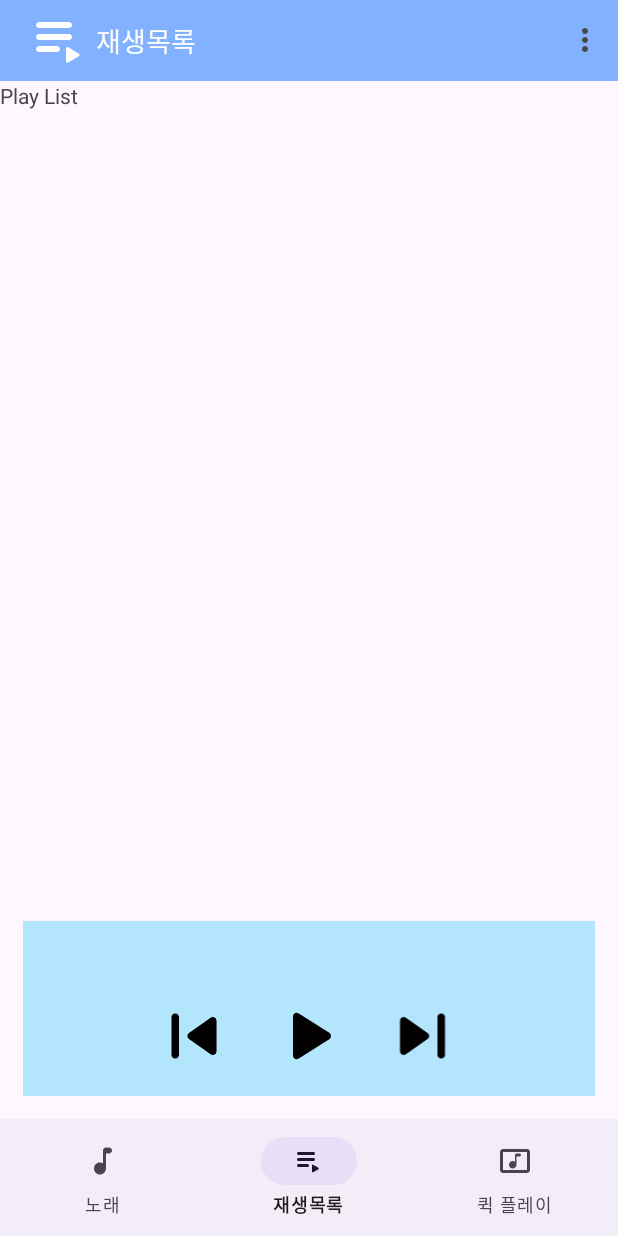
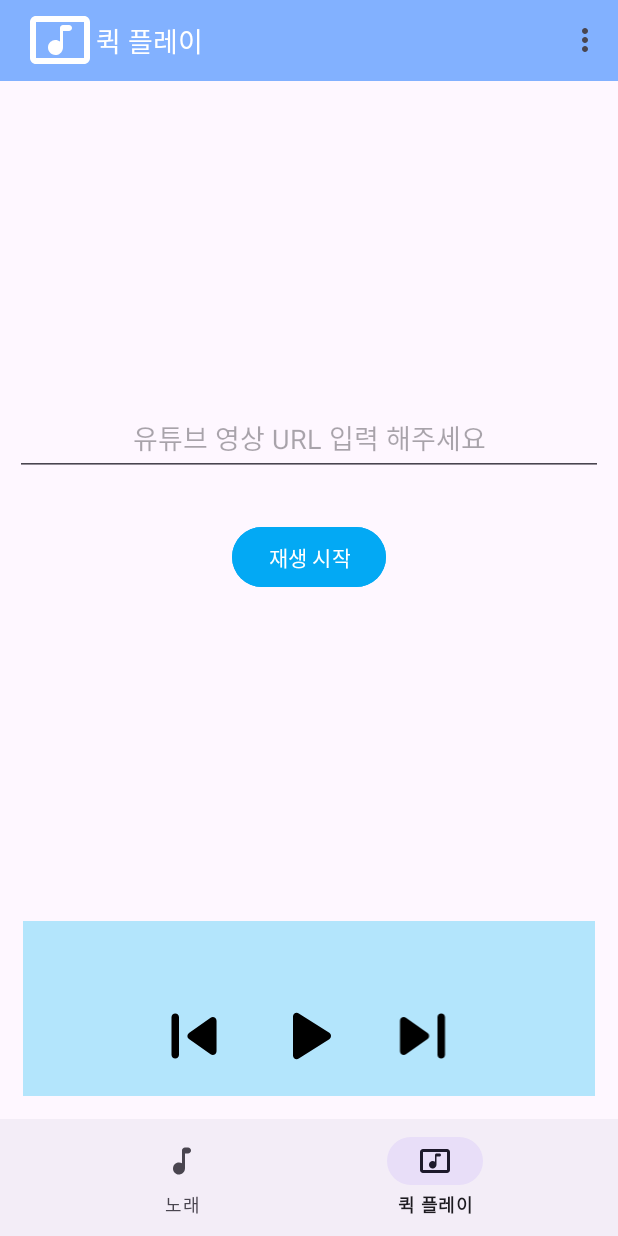
Before and after one commit to kcw0x466/sound-tube, an Android app: the fragment QuickPlay placed in its activity, item 2 of the bottom bar chosen, on a phone screen of 412 x 824 dp. Run offline under Robolectric (Android 15) with nearby library versions, the phone set to English and light mode, and no system bars.

Commit message:
퀵플레이 음악 재생 구현

```diff
--- /dev/null
+++ b/Client/SoundTube/app/src/main/java/com/cookandroid/soundtube/DAO.java
@@ -0,0 +1,4 @@
+package com.cookandroid.soundtube;
+
+public class DAO {
+}
--- a/Client/SoundTube/app/src/main/java/com/cookandroid/soundtube/MainActivity.java
+++ b/Client/SoundTube/app/src/main/java/com/cookandroid/soundtube/MainActivity.java
@@ -2,10 +2,18 @@ package com.cookandroid.soundtube;
 
 import androidx.annotation.NonNull;
 import androidx.appcompat.app.AppCompatActivity;
+
+import android.media.AudioAttributes;
+import android.media.MediaPlayer;
 import android.os.Bundle;
 import android.view.MenuInflater;
 import android.view.Menu;
 import android.view.MenuItem;
+import android.view.View;
+import android.widget.Button;
+import android.widget.ImageView;
+import android.widget.Toast;
+
 import androidx.appcompat.widget.Toolbar;
 
 import com.google.android.material.bottomnavigation.BottomNavigationView;
@@ -17,22 +25,41 @@ import com.google.android.material.navigation.NavigationBarView;
 public class MainActivity extends AppCompatActivity {
     Toolbar toolbar;
     BottomNavigationView bottomNavigationView;
+    ImageView play_pause_Btn, nextBtn, prenBtn;
+    MusicPlayerState musicPlayerState;
+    MediaPlayer mediaPlayer;
 
     @Override
     protected void onCreate(Bundle savedInstanceState) {
         super.onCreate(savedInstanceState);
         setContentView(R.layout.activity_main);
 
+        // MediaPlayer 인스턴스 생성 및 설정
+        mediaPlayer = new MediaPlayer();
+        mediaPlayer.setAudioAttributes(
+                new AudioAttributes.Builder()
+                        .setContentType(AudioAttributes.CONTENT_TYPE_MUSIC)
+                        .setUsage(AudioAttributes.USAGE_MEDIA)
+                        .build()
+        );
+
+        musicPlayerState = new MusicPlayerState();
+
         toolbar = (Toolbar) findViewById(R.id.toolbar);
-        bottomNavigationView = (BottomNavigationView) findViewById(R.id.bottom_Navi_Bar);
         setSupportActionBar(toolbar);
 
+        bottomNavigationView = (BottomNavigationView) findViewById(R.id.bottom_Navi_Bar);
+
+        play_pause_Btn = (ImageView) findViewById(R.id.play_pause_btn);
+        nextBtn = (ImageView) findViewById(R.id.next_btn);
+        prenBtn = (ImageView) findViewById(R.id.prev_btn);
+
+        // 처음 화면
+        getSupportFragmentManager().beginTransaction().add(R.id.main_frame, new MusicList()).commit();
         getSupportActionBar().setTitle("노래");
         getSupportActionBar().setLogo(R.drawable.round_audiotrack);
 
-        // 처음 화면
-        getSupportFragmentManager().beginTransaction().add(R.id.main_frame, new MusicList()).commit();
-
+        // 하단 네비게이션바 세팅
         bottomNavigationView.setOnItemSelectedListener(new NavigationBarView.OnItemSelectedListener() {
             @Override
             public boolean onNavigationItemSelected(@NonNull MenuItem item) {
@@ -41,17 +68,20 @@ public class MainActivity extends AppCompatActivity {
                     getSupportActionBar().setTitle("노래");
                     getSupportActionBar().setLogo(R.drawable.round_audiotrack);
                 }
-                else if (item.getItemId() == R.id.menu_playlist) {
-                    getSupportFragmentManager().beginTransaction().replace(R.id.main_frame, new PlayList()).commit();
-                    getSupportActionBar().setTitle("재생목록");
-                    getSupportActionBar().setLogo(R.drawable.round_playlist_play);
-                }
                 else if (item.getItemId() == R.id.menu_quick_play) {
                     getSupportFragmentManager().beginTransaction().replace(R.id.main_frame, new QuickPlay()).commit();
                     getSupportActionBar().setTitle("퀵 플레이");
                     getSupportActionBar().setLogo(R.drawable.round_music_video_24);
                 }
                 return true;
+            }
+        });
+
+        // 음악 컨트롤러 버튼 세팅
+        play_pause_Btn.setOnClickListener(new View.OnClickListener() {
+            @Override
+            public void onClick(View view) {
+
             }
         });
 
--- /dev/null
+++ b/Client/SoundTube/app/src/main/java/com/cookandroid/soundtube/MusicPlayerState.java
@@ -0,0 +1,27 @@
+package com.cookandroid.soundtube;
+
+public class MusicPlayerState {
+    private String tilte;
+    private String url;
+
+    public MusicPlayerState() {
+        this.tilte = "";
+        this.url = "";
+    }
+
+    public void setTilte(String tilte) {
+        this.tilte = tilte;
+    }
+
+    public void setUrl(String url) {
+        this.url = url;
+    }
+
+    public String getTilte() {
+        return tilte;
+    }
+
+    public String getUrl() {
+        return url;
+    }
+}
--- a/Client/SoundTube/app/src/main/java/com/cookandroid/soundtube/PlayList.java
+++ /dev/null
@@ -1,64 +0,0 @@
-package com.cookandroid.soundtube;
-
-import android.os.Bundle;
-
-import androidx.fragment.app.Fragment;
-
-import android.view.LayoutInflater;
-import android.view.View;
-import android.view.ViewGroup;
-
-/**
- * A simple {@link Fragment} subclass.
- * Use the {@link PlayList#newInstance} factory method to
- * create an instance of this fragment.
- */
-public class PlayList extends Fragment {
-
-    // TODO: Rename parameter arguments, choose names that match
-    // the fragment initialization parameters, e.g. ARG_ITEM_NUMBER
-    private static final String ARG_PARAM1 = "param1";
-    private static final String ARG_PARAM2 = "param2";
-
-    // TODO: Rename and change types of parameters
-    private String mParam1;
-    private String mParam2;
-
-    public PlayList() {
-        // Required empty public constructor
-    }
-
-    /**
-     * Use this factory method to create a new instance of
-     * this fragment using the provided parameters.
-     *
-     * @param param1 Parameter 1.
-     * @param param2 Parameter 2.
-     * @return A new instance of fragment PlayList.
-     */
-    // TODO: Rename and change types and number of parameters
-    public static PlayList newInstance(String param1, String param2) {
-        PlayList fragment = new PlayList();
-        Bundle args = new Bundle();
-        args.putString(ARG_PARAM1, param1);
-        args.putString(ARG_PARAM2, param2);
-        fragment.setArguments(args);
-        return fragment;
-    }
-
-    @Override
-    public void onCreate(Bundle savedInstanceState) {
-        super.onCreate(savedInstanceState);
-        if (getArguments() != null) {
-            mParam1 = getArguments().getString(ARG_PARAM1);
-            mParam2 = getArguments().getString(ARG_PARAM2);
-        }
-    }
-
-    @Override
-    public View onCreateView(LayoutInflater inflater, ViewGroup container,
-                             Bundle savedInstanceState) {
-        // Inflate the layout for this fragment
-        return inflater.inflate(R.layout.fragment_play_list, container, false);
-    }
-}
--- a/Client/SoundTube/app/src/main/java/com/cookandroid/soundtube/QuickPlay.java
+++ b/Client/SoundTube/app/src/main/java/com/cookandroid/soundtube/QuickPlay.java
@@ -1,5 +1,6 @@
 package com.cookandroid.soundtube;
 
+import android.media.MediaPlayer;
 import android.os.Bundle;
 
 import androidx.fragment.app.Fragment;
@@ -7,58 +8,57 @@ import androidx.fragment.app.Fragment;
 import android.view.LayoutInflater;
 import android.view.View;
 import android.view.ViewGroup;
+import android.widget.Button;
+import android.widget.EditText;
+import android.widget.Toast;
 
-/**
- * A simple {@link Fragment} subclass.
- * Use the {@link QuickPlay#newInstance} factory method to
- * create an instance of this fragment.
- */
 public class QuickPlay extends Fragment {
-
-    // TODO: Rename parameter arguments, choose names that match
-    // the fragment initialization parameters, e.g. ARG_ITEM_NUMBER
-    private static final String ARG_PARAM1 = "param1";
-    private static final String ARG_PARAM2 = "param2";
-
-    // TODO: Rename and change types of parameters
-    private String mParam1;
-    private String mParam2;
-
-    public QuickPlay() {
-        // Required empty public constructor
-    }
-
-    /**
-     * Use this factory method to create a new instance of
-     * this fragment using the provided parameters.
-     *
-     * @param param1 Parameter 1.
-     * @param param2 Parameter 2.
-     * @return A new instance of fragment QuickPlay.
-     */
-    // TODO: Rename and change types and number of parameters
-    public static QuickPlay newInstance(String param1, String param2) {
-        QuickPlay fragment = new QuickPlay();
-        Bundle args = new Bundle();
-        args.putString(ARG_PARAM1, param1);
-        args.putString(ARG_PARAM2, param2);
-        fragment.setArguments(args);
-        return fragment;
-    }
+    EditText inputURL;
+    Button musicLoadBtn;
+    View view;
+    MainActivity mainActivity;
+//    public QuickPlay() {
+//        // Required empty public constructor
+//    }
+//
+//    @Override
+//    public void onCreate(Bundle savedInstanceState) {
+//        super.onCreate(savedInstanceState);
+//
+//    }
 
     @Override
-    public void onCreate(Bundle savedInstanceState) {
-        super.onCreate(savedInstanceState);
-        if (getArguments() != null) {
-            mParam1 = getArguments().getString(ARG_PARAM1);
-            mParam2 = getArguments().getString(ARG_PARAM2);
-        }
-    }
+    public View onCreateView(LayoutInflater inflater, ViewGroup container, Bundle savedInstanceState) {
+        view = inflater.inflate(R.layout.fragment_quick_play, container, false);
+        inputURL = view.findViewById(R.id.input_yt_link);
+        musicLoadBtn = view.findViewById(R.id.music_load_btn);
+        mainActivity = (MainActivity) getActivity();
 
-    @Override
-    public View onCreateView(LayoutInflater inflater, ViewGroup container,
-                             Bundle savedInstanceState) {
-        // Inflate the layout for this fragment
-        return inflater.inflate(R.layout.fragment_quick_play, container, false);
+//        if (mainActivity != null) {
+//        }
+
+
+        musicLoadBtn.setOnClickListener(new View.OnClickListener() {
+            @Override
+            public void onClick(View view) {
+                try {
+                    mainActivity.mediaPlayer.reset();
+                    mainActivity.mediaPlayer.setDataSource("http://10.0.2.2:8000/stream?url=" + inputURL.getText().toString());
+                    mainActivity.mediaPlayer.prepareAsync();  // 비동기적으로 준비
+                    mainActivity.mediaPlayer.setOnPreparedListener(new MediaPlayer.OnPreparedListener() {
+                        @Override
+                        public void onPrepared(MediaPlayer mp) {
+                            // 준비 완료 후 오디오 시작
+                            mainActivity.mediaPlayer.start();
+                        }
+                    });
+                } catch (Exception e) {
+                    e.printStackTrace();
+                    Toast.makeText(mainActivity, "Error loading audio", Toast.LENGTH_SHORT).show();
+                }
+            }
+        });
+
+        return view;
     }
 }
--- a/Client/SoundTube/app/src/main/res/layout/fragment_play_list.xml
+++ /dev/null
@@ -1,16 +0,0 @@
-<?xml version="1.0" encoding="utf-8"?>
-<ScrollView xmlns:android="http://schemas.android.com/apk/res/android"
-    xmlns:tools="http://schemas.android.com/tools"
-    android:layout_width="match_parent"
-    android:layout_height="match_parent"
-    tools:context=".PlayList">
-
-    <TextView
-        android:layout_width="match_parent"
-        android:layout_height="wrap_content"
-        android:text="Play List"/>
-<!--    <ListView-->
-<!--        android:layout_width="match_parent"-->
-<!--        android:layout_height="wrap_content" />-->
-
-</ScrollView>
--- a/Client/SoundTube/app/src/main/res/layout/fragment_quick_play.xml
+++ b/Client/SoundTube/app/src/main/res/layout/fragment_quick_play.xml
@@ -8,7 +8,7 @@
     tools:context=".QuickPlay">
 
     <EditText
-        android:id="@+id/editText"
+        android:id="@+id/input_yt_link"
         android:layout_width="match_parent"
         android:layout_height="50dp"
         android:layout_margin="10dp"
@@ -19,7 +19,7 @@
         android:textAlignment="center" />
 
     <Button
-        android:id="@+id/button"
+        android:id="@+id/music_load_btn"
         android:layout_width="wrap_content"
         android:layout_height="wrap_content"
         android:layout_marginTop="20dp"
--- a/Client/SoundTube/app/src/main/res/menu/main_menu_bottom.xml
+++ b/Client/SoundTube/app/src/main/res/menu/main_menu_bottom.xml
@@ -5,11 +5,7 @@
         android:title="노래"
         android:icon="@drawable/round_audiotrack"
         />
-    <item
-        android:id="@+id/menu_playlist"
-        android:title="재생목록"
-        android:icon="@drawable/round_playlist_play"
-        />
+
     <item
         android:id="@+id/menu_quick_play"
         android:title="퀵 플레이"
--- a/Client/SoundTube/app/src/main/res/xml/network_security_config.xml
+++ b/Client/SoundTube/app/src/main/res/xml/network_security_config.xml
@@ -2,5 +2,6 @@
 <network-security-config>
     <domain-config cleartextTrafficPermitted="true">
         <domain includeSubdomains="true">203.253.176.250</domain>
+        <domain includeSubdomains="true">10.0.2.2</domain>
     </domain-config>
 </network-security-config>
```
Also changed, not shown: 1 other file.
